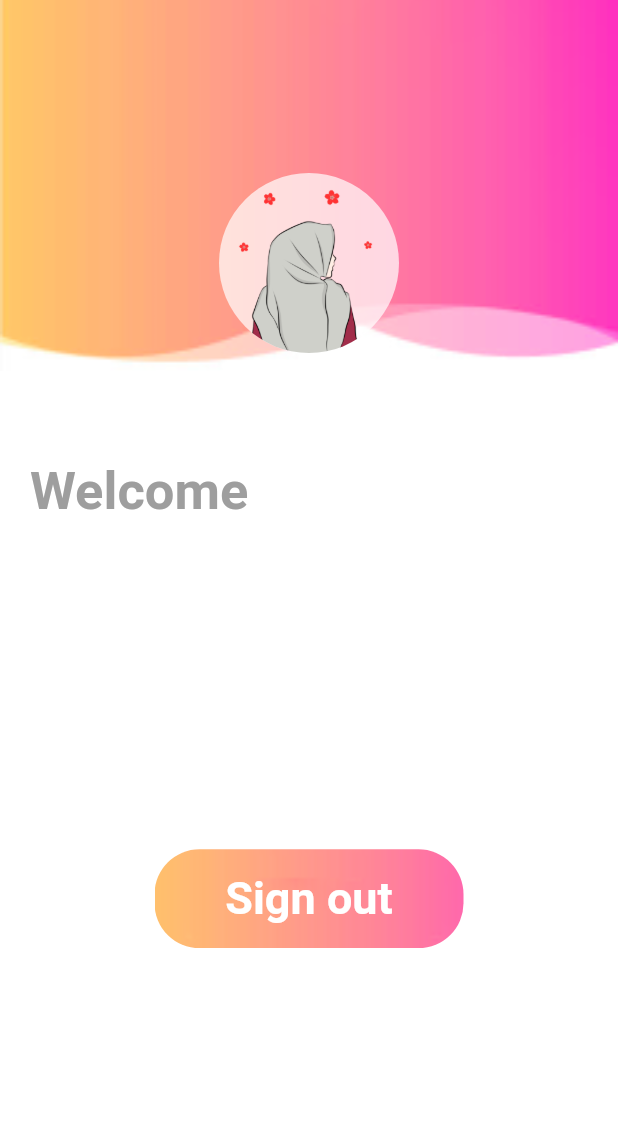
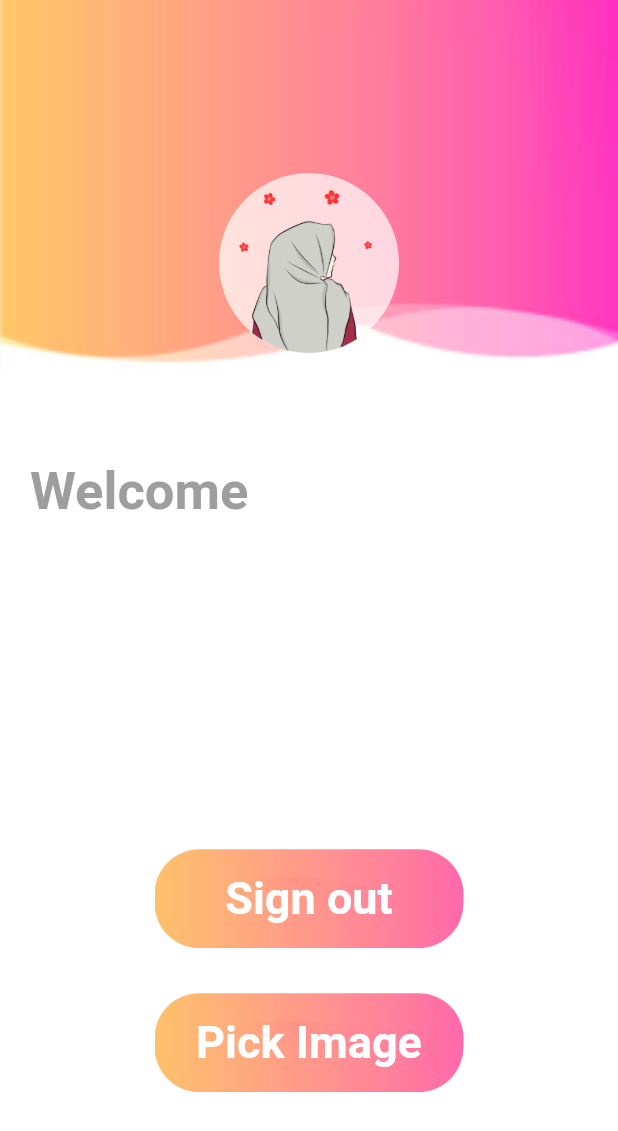
Before and after one commit to aabidsayeed1/Flutter-Firebase-Email-Password-login-with-GeotagImage-functionality-, a Flutter app: the screen it shows once a user with an empty profile is signed in, on a phone screen of 412 x 824 dp. Shown: the top 1131 px of the screen. Run offline on Flutter 3.47's test engine with Material 2 defaults, Android fonts, the phone set to English and light mode, and no system bars; our stand-ins replace firebase_auth, firebase_core, fluttertoast, geocoding, geolocator, get and 1 more; accounts and stored records are empty; network calls fail.

Commit message:
Firebase Email Password Login with GeoTagImage feature by Abid

```diff
--- a/lib/main.dart
+++ b/lib/main.dart
@@ -4,28 +4,26 @@ import 'package:firebaseloginsignup/splash_screen.dart';
 import 'package:flutter/material.dart';
 import 'package:get/get.dart';
 
-
+import 'geoimage/geo_image.dart';
 
 // for firebase
 //instagram @ codewithkashmir
 
-Future<void> main() async{
+Future<void> main() async {
   WidgetsFlutterBinding.ensureInitialized();
-  await Firebase.initializeApp().then((value)=> Get.put(AuthController()));
+  await Firebase.initializeApp().then((value) => Get.put(AuthController()));
   runApp(const MyApp());
 }
 
 class MyApp extends StatelessWidget {
   const MyApp({Key? key}) : super(key: key);
 
-
   @override
   Widget build(BuildContext context) {
     return GetMaterialApp(
       debugShowCheckedModeBanner: false,
-      title: 'Flutter Demo',
+      title: 'MazXha YUP',
       theme: ThemeData(
-
         primarySwatch: Colors.blue,
       ),
       home: const SplashScreen(),
--- a/lib/welcome_page.dart
+++ b/lib/welcome_page.dart
@@ -1,3 +1,4 @@
+import 'package:firebaseloginsignup/geoimage/geo_image.dart';
 import 'package:flutter/material.dart';
 
 import 'package:firebaseloginsignup/auth_controller.dart';
@@ -88,6 +89,33 @@ class WelcomePage extends StatelessWidget {
               ),
             ),
           ),
+          SizedBox(
+            height: 30,
+          ),
+          GestureDetector(
+            onTap: () {
+              Navigator.push(
+                  context, MaterialPageRoute(builder: (context) => GeoImage()));
+            },
+            child: Container(
+              width: size.width * 0.5,
+              height: size.height * 0.08,
+              decoration: BoxDecoration(
+                  borderRadius: BorderRadius.circular(30),
+                  image: DecorationImage(
+                      image: AssetImage('img/loginbtn.png'),
+                      fit: BoxFit.cover)),
+              child: Center(
+                child: Text(
+                  'Pick Image',
+                  style: TextStyle(
+                      fontSize: 30,
+                      fontWeight: FontWeight.bold,
+                      color: Colors.white),
+                ),
+              ),
+            ),
+          ),
         ],
       ),
     );
```
Also changed, not shown: lib/geoimage/geo_image.dart (added, +156 -0 lines), pubspec.yaml (+8 -0 lines), pubspec.lock, 3 other files.
